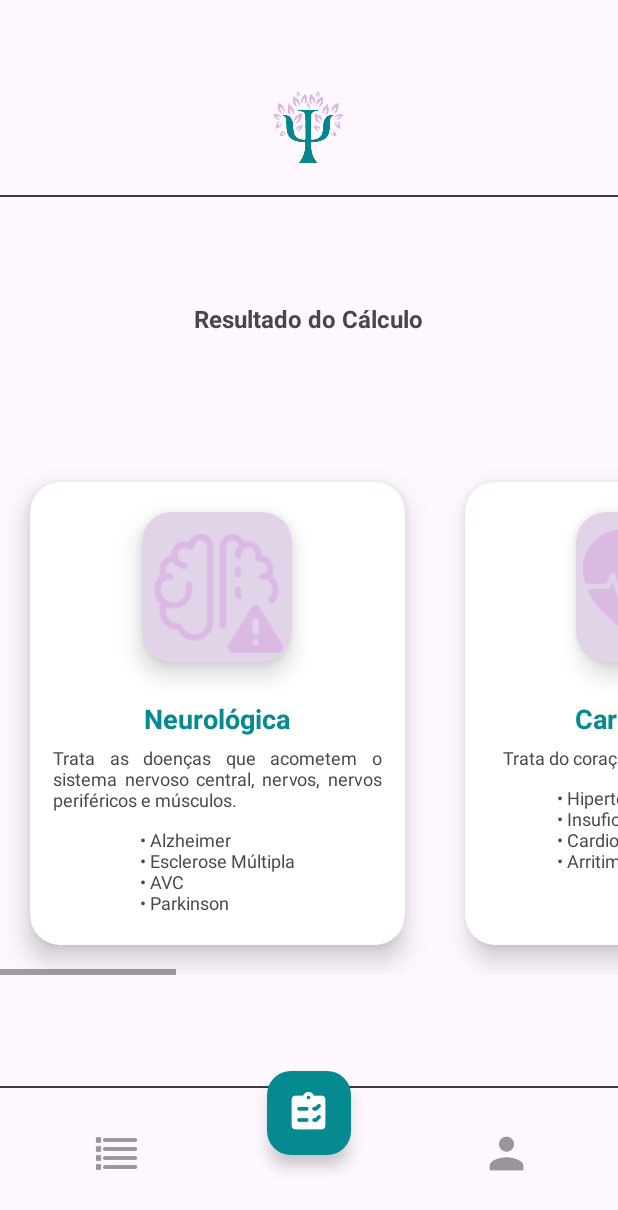
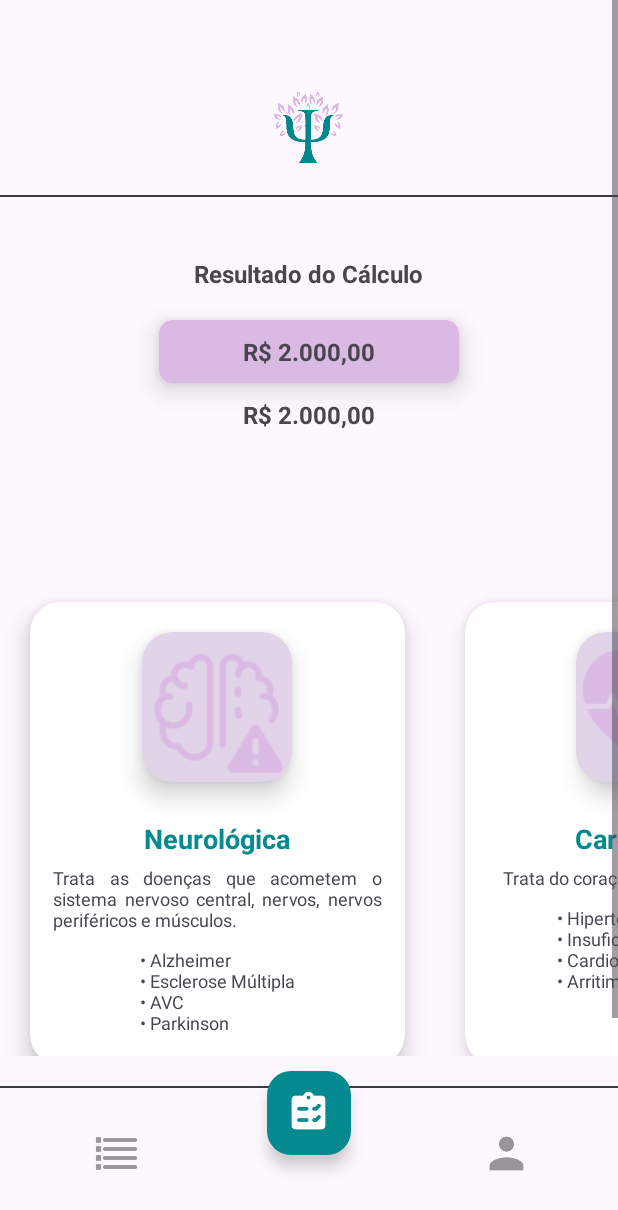
Before and after one commit to aaaaaaaaana/sprint3, an Android app: the Home screen opened directly, with no data from a screen before it, on a phone screen of 412 x 824 dp. Shown: the top 1210 px of the screen. Run offline under Robolectric (Android 15) with nearby library versions, the phone set to English and light mode, and no system bars.

Commit message:
home funcionando

```diff
--- a/app/src/main/res/layout/activity_home.xml
+++ b/app/src/main/res/layout/activity_home.xml
@@ -46,9 +46,10 @@
                     android:layout_height="match_parent">
 
                     <LinearLayout
+                        android:id="@+id/linearLayout"
                         android:layout_width="match_parent"
                         android:layout_height="0dp"
-                        android:layout_marginTop="70dp"
+                        android:layout_marginTop="40dp"
                         android:orientation="vertical"
                         app:layout_constraintEnd_toEndOf="parent"
                         app:layout_constraintStart_toStartOf="parent"
@@ -71,49 +72,66 @@
 
                         </LinearLayout>
 
-                        <LinearLayout
-                            android:layout_width="match_parent"
+
+                    </LinearLayout>
+
+                    <androidx.cardview.widget.CardView
+                        android:id="@+id/cardView"
+                        android:layout_width="200dp"
+                        android:layout_height="0dp"
+                        android:layout_gravity="center"
+                        android:layout_margin="20dp"
+                        android:backgroundTint="#DAB9E3"
+                        app:cardCornerRadius="9dp"
+                        app:cardElevation="10dp"
+                        app:layout_constraintEnd_toEndOf="parent"
+                        app:layout_constraintStart_toStartOf="parent"
+                        app:layout_constraintTop_toBottomOf="@+id/linearLayout"
+                        tools:ignore="MissingConstraints">
+
+                        <TextView
+                            android:id="@+id/textView1"
+                            android:layout_width="wrap_content"
                             android:layout_height="match_parent"
-                            android:gravity="center"
-                            android:orientation="horizontal">
-
-                            <TextView
-                                android:id="@+id/textView45"
-                                android:layout_width="wrap_content"
-                                android:layout_height="match_parent"
-                                android:layout_marginTop="10dp"
-                                android:text="O preço é:"
-                                android:textSize="16dp"
-                                android:textStyle="bold"
-                                tools:ignore="DuplicateIds" />
+                            android:layout_gravity="center"
+                            android:padding="10dp"
+                            android:text="R$ 2.000,00"
+                            android:textSize="16dp"
+                            android:textStyle="bold" />
 
 
+                    </androidx.cardview.widget.CardView>
 
-                        </LinearLayout>
+                    <TextView
+                        android:id="@+id/textView6"
+                        android:layout_width="wrap_content"
+                        android:layout_height="0dp"
+                        android:layout_gravity="center"
+                        android:padding="10dp"
+                        android:text="R$ 2.000,00"
+                        android:textSize="16dp"
+                        android:textStyle="bold"
+                        app:layout_constraintEnd_toEndOf="parent"
+                        app:layout_constraintStart_toStartOf="parent"
+                        app:layout_constraintTop_toBottomOf="@+id/cardView" />
 
-
-
-
-
-                    </LinearLayout>
 
                     <LinearLayout
                         android:id="@+id/main"
                         android:layout_width="match_parent"
                         android:layout_height="match_parent"
                         android:orientation="vertical"
-                        tools:context=".ScrollView"
-                        app:layout_constraintTop_toTopOf="parent">
+                        tools:layout_editor_absoluteX="82p"
+                        tools:layout_editor_absoluteY="101dp">
 
                         <HorizontalScrollView
                             android:layout_width="match_parent"
-                            android:layout_height="wrap_content"
-                            android:layout_marginTop="100dp">
+                            android:layout_height="wrap_content">
 
                             <LinearLayout
                                 android:layout_width="match_parent"
                                 android:layout_height="wrap_content"
-                                android:layout_marginTop="70dp"
+                                android:layout_marginTop="250dp"
                                 android:orientation="horizontal">
 
                                 <androidx.cardview.widget.CardView
```
